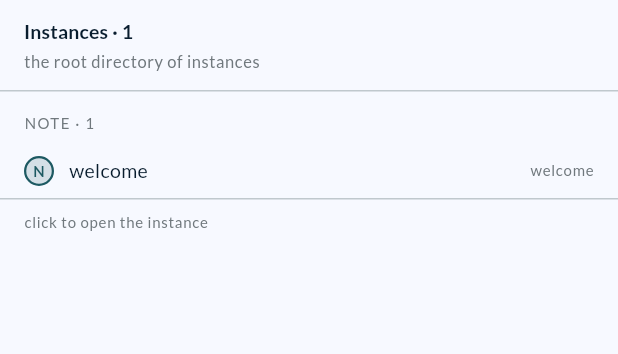
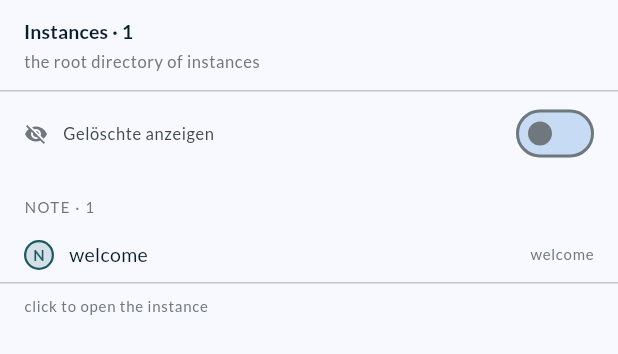
Before and after one commit to DataZooDE/escurel, a Flutter app: the _InstancesPanel widget shown alone on an empty page, opened directly with empty values, on a phone screen of 412 x 824 dp. Shown: the top 354 px of the screen. Run offline on Flutter 3.47's test engine with Material 3 defaults, Android fonts, the phone set to English and light mode, and no system bars; our stand-ins replace dio, flutter_riverpod, go_router, google_fonts, yaml.

Commit message:
feat(explorer): hide erased instances by default (toggle to reveal)
The Wissensbasis/CRM explorer listed tombstoned instances (members erased on
user request) indistinguishably from live ones. Erasure is signalled by
`status: erased` (members) / `status: revoked` (consent) in frontmatter —
exactly what Carl's erase_member writes, keeping required keys so the page still
parses.

- InstanceSummary.erased + shared isErasedFrontmatter() (models.dart).
- showErasedProvider (default false) + allInstancesRawProvider/allInstancesProvider
  split so the filter is a pure view filter (no refetch on toggle). The
  breadcrumb count + auto-focus now skip tombstones too.
- Instances directory: a 'Gelöschte anzeigen' toggle; erased rows render
  struck-through/dimmed with a 'gelöscht' marker when revealed.

No-mock widget + provider tests over a FixtureEscurelClient corpus (one live +
one erased member): hidden by default, revealed + marked when toggled. Full kit
suite green (89), analyze clean.

Co-Authored-By: Claude Opus 4.8 <noreply@anthropic.com>

```diff
--- a/packages/escurel_explorer_kit/lib/client/models.dart
+++ b/packages/escurel_explorer_kit/lib/client/models.dart
@@ -159,11 +159,30 @@ class SkillSummary {
 }
 
 class InstanceSummary {
-  const InstanceSummary({required this.id, required this.skill, required this.frontmatter});
+  const InstanceSummary({
+    required this.id,
+    required this.skill,
+    required this.frontmatter,
+  });
 
   final String id;
   final String skill;
   final Map<String, dynamic> frontmatter;
+
+  /// Whether this instance is a tombstone (erased/revoked on user
+  /// request). Carl's `erase_member` writes `status: erased` on the member
+  /// and `status: revoked` on its consent; both keep their required keys so
+  /// the page still parses. Treated as a deletion marker the explorer hides
+  /// by default.
+  bool get erased => isErasedFrontmatter(frontmatter);
+}
+
+/// `true` when a page's frontmatter marks it as a tombstone. Shared by
+/// instance summaries and expanded pages so the "hide erased" rule is
+/// defined in exactly one place.
+bool isErasedFrontmatter(Map<String, dynamic> frontmatter) {
+  final status = (frontmatter['status'] as String?)?.trim().toLowerCase();
+  return status == 'erased' || status == 'revoked';
 }
 
 // ── events / inbox (M7) ─────────────────────────────────────────
@@ -269,7 +288,12 @@ class UpdateResult {
 // ── live mode (session) — stubs until M3 transport decided ──────
 
 class Session {
-  const Session({required this.id, required this.pageId, required this.headVersion, required this.content});
+  const Session({
+    required this.id,
+    required this.pageId,
+    required this.headVersion,
+    required this.content,
+  });
   final String id;
   final String pageId;
   final String headVersion;
@@ -295,7 +319,11 @@ class CloseResult {
 }
 
 class AwarenessEvent {
-  const AwarenessEvent({required this.session, required this.kind, this.payload});
+  const AwarenessEvent({
+    required this.session,
+    required this.kind,
+    this.payload,
+  });
   final String session;
   final String kind;
   final Map<String, Object?>? payload;
@@ -304,21 +332,33 @@ class AwarenessEvent {
 // ── admin MCP tools — gated by escurel-admin role ───────────────
 
 class LaneSummary {
-  const LaneSummary({required this.name, required this.backend, required this.tenantsPresent});
+  const LaneSummary({
+    required this.name,
+    required this.backend,
+    required this.tenantsPresent,
+  });
   final String name;
   final String backend;
   final int tenantsPresent;
 }
 
 class LaneKey {
-  const LaneKey({required this.key, required this.sizeBytes, this.lastModified});
+  const LaneKey({
+    required this.key,
+    required this.sizeBytes,
+    this.lastModified,
+  });
   final String key;
   final int sizeBytes;
   final DateTime? lastModified;
 }
 
 class LaneBlob {
-  const LaneBlob({required this.key, required this.bytes, required this.contentType});
+  const LaneBlob({
+    required this.key,
+    required this.bytes,
+    required this.contentType,
+  });
   final String key;
   final Uint8List bytes;
   final String contentType;
@@ -423,5 +463,6 @@ class AuditDrift {
   final List<String> markdownNotInDuckdb;
   final List<String> indexedButNoMarkdown;
 
-  bool get isClean => markdownNotInDuckdb.isEmpty && indexedButNoMarkdown.isEmpty;
+  bool get isClean =>
+      markdownNotInDuckdb.isEmpty && indexedButNoMarkdown.isEmpty;
 }
--- a/packages/escurel_explorer_kit/lib/crm/crm_providers.dart
+++ b/packages/escurel_explorer_kit/lib/crm/crm_providers.dart
@@ -11,10 +11,17 @@ import '../client/models.dart';
 import '../md/frontmatter.dart';
 import '../state/providers.dart';
 
-/// Every instance in the tenant, flattened across skills (skips the
-/// `escurel` meta-skill, which has no instances). Powers the
-/// breadcrumb's "Instances N" count and any cross-skill listing.
-final allInstancesProvider = FutureProvider<List<InstanceSummary>>((ref) async {
+/// When `false` (the default), erased/revoked tombstones are hidden
+/// everywhere the explorer lists instances; flipping it reveals them
+/// (rendered struck-through). A pure view filter — no refetch.
+final showErasedProvider = StateProvider<bool>((ref) => false);
+
+/// Every instance in the tenant as fetched, flattened across skills (skips
+/// the `escurel` meta-skill). Includes tombstones — filtering happens in
+/// [allInstancesProvider] so toggling visibility doesn't refetch.
+final allInstancesRawProvider = FutureProvider<List<InstanceSummary>>((
+  ref,
+) async {
   final client = ref.watch(escurelClientProvider);
   final skills = await ref.watch(skillsCatalogueProvider.future);
   final out = <InstanceSummary>[];
@@ -23,6 +30,15 @@ final allInstancesProvider = FutureProvider<List<InstanceSummary>>((ref) async {
     out.addAll(await client.listInstances(s.id));
   }
   return out;
+});
+
+/// Every instance in the tenant, flattened across skills, with erased
+/// tombstones hidden unless [showErasedProvider] is on. Powers the
+/// breadcrumb's "Instances N" count and any cross-skill listing.
+final allInstancesProvider = FutureProvider<List<InstanceSummary>>((ref) async {
+  final all = await ref.watch(allInstancesRawProvider.future);
+  if (ref.watch(showErasedProvider)) return all;
+  return all.where((i) => !i.erased).toList();
 });
 
 /// The instance the workspace auto-focuses on first load: the engagement
@@ -39,8 +55,9 @@ final allInstancesProvider = FutureProvider<List<InstanceSummary>>((ref) async {
 final autoFocusTargetProvider = FutureProvider<String?>((ref) async {
   final all = await ref.watch(allInstancesProvider.future);
   if (all.isEmpty) return null;
-  final spines =
-      all.where((i) => i.skill == 'engagement' && i.id.contains('spine')).toList();
+  final spines = all
+      .where((i) => i.skill == 'engagement' && i.id.contains('spine'))
+      .toList();
   if (spines.isEmpty) return all.first.id;
   final client = ref.watch(escurelClientProvider);
   var bestId = spines.first.id;
@@ -109,7 +126,8 @@ final eventSourceFilterProvider = StateProvider<String?>((ref) => null);
 /// The distinct `label_skill`s across the focused instance's event
 /// history — the chips the SOURCES filter offers. Sorted, stable.
 final availableSourcesProvider = Provider<List<String>>((ref) {
-  final history = ref.watch(entityEventHistoryProvider).valueOrNull ?? const <Event>[];
+  final history =
+      ref.watch(entityEventHistoryProvider).valueOrNull ?? const <Event>[];
   final set = <String>{};
   for (final e in history) {
     if (e.labelSkill.isNotEmpty) set.add(e.labelSkill);
@@ -154,7 +172,8 @@ final instanceSnapshotsProvider = FutureProvider<List<String>>((ref) async {
 final openEventDetailProvider = Provider<Event?>((ref) {
   final id = ref.watch(openEventProvider);
   if (id == null) return null;
-  final history = ref.watch(entityEventHistoryProvider).valueOrNull ?? const <Event>[];
+  final history =
+      ref.watch(entityEventHistoryProvider).valueOrNull ?? const <Event>[];
   final inbox = ref.watch(inboxEventsProvider).valueOrNull ?? const <Event>[];
   for (final e in [...history, ...inbox]) {
     if (e.eventId == id) return e;
@@ -172,7 +191,12 @@ final currentNeighboursProvider = FutureProvider<List<Neighbour>>((ref) async {
   final scenario = ref.watch(scenarioProvider);
   return ref
       .watch(escurelClientProvider)
-      .neighbours(id, direction: LinkDirection.both, asOf: asOf, scenario: scenario);
+      .neighbours(
+        id,
+        direction: LinkDirection.both,
+        asOf: asOf,
+        scenario: scenario,
+      );
 });
 
 /// Resolve a typed `[[skill::slug]]` reference to its page id and focus
--- a/packages/escurel_explorer_kit/lib/crm/instances_menu.dart
+++ b/packages/escurel_explorer_kit/lib/crm/instances_menu.dart
@@ -19,7 +19,9 @@ class InstancesMenu extends ConsumerWidget {
   @override
   Widget build(BuildContext context, WidgetRef ref) {
     final text = Theme.of(context).textTheme;
-    final count = ref.watch(allInstancesProvider).maybeWhen(data: (xs) => xs.length, orElse: () => null);
+    final count = ref
+        .watch(allInstancesProvider)
+        .maybeWhen(data: (xs) => xs.length, orElse: () => null);
     return BreadcrumbMenu(
       trigger: (open) => Semantics(
         label: 'instances',
@@ -57,12 +59,18 @@ class _InstancesPanel extends ConsumerWidget {
   Widget build(BuildContext context, WidgetRef ref) {
     final instances = ref.watch(allInstancesProvider);
     final current = ref.watch(currentPageIdProvider);
+    final showErased = ref.watch(showErasedProvider);
     return Column(
       mainAxisSize: MainAxisSize.min,
       children: [
         MenuHeader(
-          title: 'Instances · ${instances.maybeWhen(data: (xs) => xs.length, orElse: () => '…')}',
+          title:
+              'Instances · ${instances.maybeWhen(data: (xs) => xs.length, orElse: () => '…')}',
           subtitle: 'the root directory of instances',
+        ),
+        _ShowErasedToggle(
+          value: showErased,
+          onChanged: (v) => ref.read(showErasedProvider.notifier).state = v,
         ),
         Flexible(
           child: instances.when(
@@ -85,11 +93,17 @@ class _InstancesPanel extends ConsumerWidget {
                 shrinkWrap: true,
                 children: [
                   for (final sk in skillIds) ...[
-                    MenuSectionHeader(label: sk.toUpperCase(), count: groups[sk]!.length),
-                    for (final inst in (groups[sk]!..sort((a, b) => _name(a).compareTo(_name(b)))))
+                    MenuSectionHeader(
+                      label: sk.toUpperCase(),
+                      count: groups[sk]!.length,
+                    ),
+                    for (final inst
+                        in (groups[sk]!
+                          ..sort((a, b) => _name(a).compareTo(_name(b)))))
                       _InstanceRow(
                         instance: inst,
                         selected: inst.id == current,
+                        erased: inst.erased,
                         onTap: () {
                           close();
                           navigateToInstance(ref, inst.id);
@@ -114,14 +128,64 @@ String _slug(String pageId) {
   return parts.length == 2 ? parts[1] : base;
 }
 
-String _name(InstanceSummary i) => (i.frontmatter['name'] as String?)?.trim().isNotEmpty == true
+String _name(InstanceSummary i) =>
+    (i.frontmatter['name'] as String?)?.trim().isNotEmpty == true
     ? (i.frontmatter['name'] as String).trim()
     : _slug(i.id);
 
+/// A compact "show deleted" switch at the top of the directory. Defaults
+/// off; flipping it reveals tombstones (struck-through rows).
+class _ShowErasedToggle extends StatelessWidget {
+  const _ShowErasedToggle({required this.value, required this.onChanged});
+  final bool value;
+  final ValueChanged<bool> onChanged;
+
+  @override
+  Widget build(BuildContext context) {
+    final text = Theme.of(context).textTheme;
+    return Semantics(
+      label: 'show-erased-toggle',
+      toggled: value,
+      button: true,
+      onTap: () => onChanged(!value),
+      excludeSemantics: true,
+      child: InkWell(
+        onTap: () => onChanged(!value),
+        child: Padding(
+          padding: const EdgeInsets.fromLTRB(16, 4, 12, 4),
+          child: Row(
+            children: [
+              Icon(
+                value ? Icons.visibility : Icons.visibility_off,
+                size: 16,
+                color: kOutline,
+              ),
+              const SizedBox(width: 10),
+              Expanded(
+                child: Text(
+                  'Gelöschte anzeigen',
+                  style: text.bodySmall?.copyWith(color: kOnSurfaceVariant),
+                ),
+              ),
+              Switch(value: value, onChanged: onChanged),
+            ],
+          ),
+        ),
+      ),
+    );
+  }
+}
+
 class _InstanceRow extends StatelessWidget {
-  const _InstanceRow({required this.instance, required this.selected, required this.onTap});
+  const _InstanceRow({
+    required this.instance,
+    required this.selected,
+    required this.onTap,
+    this.erased = false,
+  });
   final InstanceSummary instance;
   final bool selected;
+  final bool erased;
   final VoidCallback onTap;
 
   @override
@@ -140,7 +204,10 @@ class _InstanceRow extends StatelessWidget {
           padding: const EdgeInsets.fromLTRB(16, 8, 16, 8),
           child: Row(
             children: [
-              SkillAvatar(skill: instance.skill, size: 20),
+              Opacity(
+                opacity: erased ? 0.55 : 1.0,
+                child: SkillAvatar(skill: instance.skill, size: 20),
+              ),
               const SizedBox(width: 10),
               Expanded(
                 child: Text(
@@ -148,13 +215,25 @@ class _InstanceRow extends StatelessWidget {
                   maxLines: 1,
                   overflow: TextOverflow.ellipsis,
                   style: text.bodyMedium?.copyWith(
-                    color: selected ? kPrimary : kOnSurface,
+                    color: erased
+                        ? kOutline
+                        : (selected ? kPrimary : kOnSurface),
                     fontWeight: selected ? FontWeight.w700 : FontWeight.w500,
+                    decoration: erased ? TextDecoration.lineThrough : null,
                   ),
                 ),
               ),
               const SizedBox(width: 8),
-              Text(_slug(instance.id), style: text.labelSmall?.copyWith(color: kOutline)),
+              if (erased)
+                Text(
+                  'gelöscht',
+                  style: text.labelSmall?.copyWith(color: kError),
+                )
+              else
+                Text(
+                  _slug(instance.id),
+                  style: text.labelSmall?.copyWith(color: kOutline),
+                ),
             ],
           ),
         ),
```
Also changed, not shown: 1 other file. Lines whose indentation alone changed are shown as unchanged.
